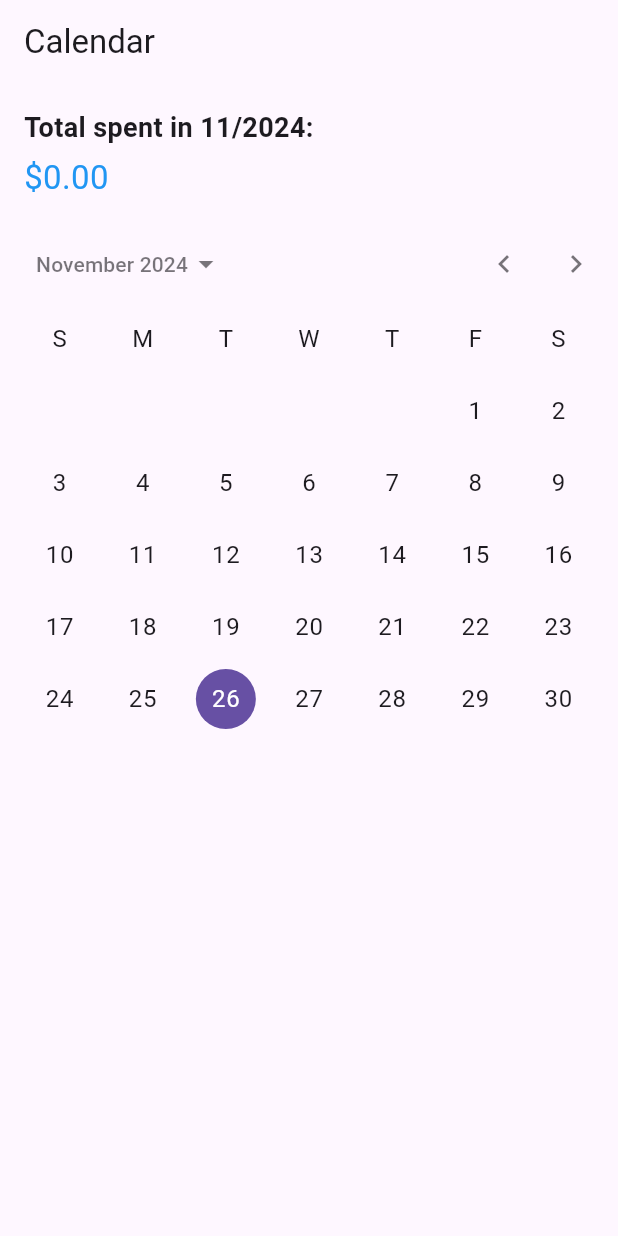
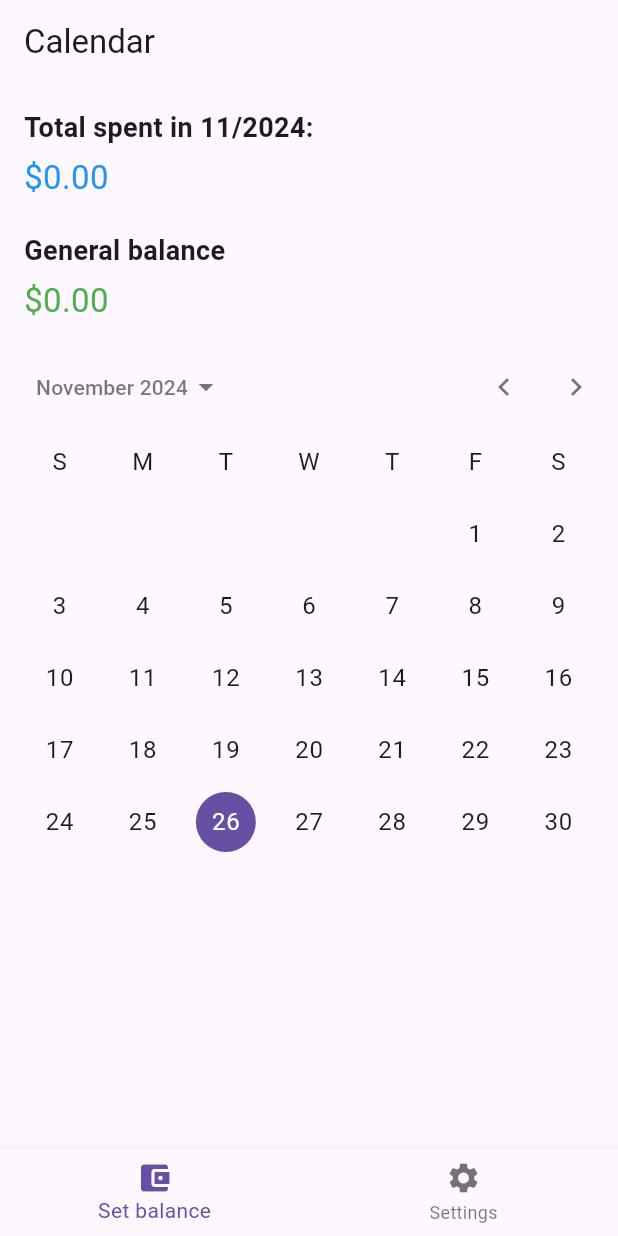
Before and after one commit to aminLuis/expense_record, a Flutter app: the screen it shows after launch, after a tap on "Get started", on a phone screen of 412 x 824 dp. Run offline on Flutter 3.47's test engine with Material 3 defaults, Android fonts, the phone set to English and light mode, and no system bars.

Commit message:
Add general balance

```diff
--- a/lib/screens/calendar_screen.dart
+++ b/lib/screens/calendar_screen.dart
@@ -12,11 +12,13 @@ class _CalendarScreenState extends State<CalendarScreen> {
   DateTime _selectedMonth = DateTime.now();
   double _monthlyTotal = 0.0;
   DateTime _selectedDate = DateTime.now();
+  double _generalBalance = 0.0;
 
   @override
   void initState() {
     super.initState();
     _loadMonthlyTotal();
+     _loadGeneralBalance();
   }
 
   void _loadMonthlyTotal() async {
@@ -31,8 +33,48 @@ class _CalendarScreenState extends State<CalendarScreen> {
     });
   }
 
+  void _loadGeneralBalance() async {
+    final balance = await FileStorage.loadGeneralBalance();
+    setState(() {
+      _generalBalance = balance;
+    });
+  }
+
+  void _setGeneralBalance(double balance) {
+    setState(() {
+      _generalBalance = balance;
+    });
+    FileStorage.saveGeneralBalance(balance);
+  }
+
+  void _showSetBalanceDialog() {
+    final TextEditingController _balanceController = TextEditingController();
+    showDialog(
+      context: context,
+      builder: (context) {
+        return AlertDialog(
+          title: Text('Set general balance'),
+          content: TextField(
+            controller: _balanceController,
+            keyboardType: TextInputType.number,
+            decoration: InputDecoration(labelText: 'Enter balance'),
+          ),
+          actions: [
+            TextButton(
+              onPressed: () {
+                final balance = double.tryParse(_balanceController.text) ?? 0.0;
+                _setGeneralBalance(balance);
+                Navigator.pop(context);
+              },
+              child: Text('Save')
+              )
+          ],
+        );
+      }
+    );
+  }
+
   void _onDateSelected(DateTime selectedDate) {
-    print('_selectedDate ${_selectedDate} < -- > selectedDate ${selectedDate}');
     if (_selectedDate.year == selectedDate.year) {
       Navigator.push(
         context,
@@ -41,6 +83,7 @@ class _CalendarScreenState extends State<CalendarScreen> {
         ),
       ).then((_) {
         _loadMonthlyTotal();
+        _loadGeneralBalance();
       });
     } else {
       setState(() {
@@ -78,6 +121,16 @@ class _CalendarScreenState extends State<CalendarScreen> {
                 Text(
                   '\$${_monthlyTotal.toStringAsFixed(2)}',
                   style: TextStyle(fontSize: 22, color: Colors.blue),
+                ),
+                SizedBox(height: 20),
+                Text(
+                  'General balance',
+                  style: TextStyle(fontSize: 18, fontWeight: FontWeight.bold),
+                ),
+                SizedBox(height: 5),
+                Text(
+                  '\$${_generalBalance.toStringAsFixed(2)}',
+                  style: TextStyle(fontSize: 22, color: Colors.green),
                 )
               ],
             ),
@@ -90,6 +143,25 @@ class _CalendarScreenState extends State<CalendarScreen> {
             )
         ],
       ),
+      bottomNavigationBar: BottomNavigationBar(
+        items: [
+          BottomNavigationBarItem(
+            icon: Icon(Icons.account_balance_wallet),
+            label: 'Set balance'
+          ),
+          BottomNavigationBarItem(
+            icon: Icon(Icons.settings),
+            label: 'Settings'
+          ),
+        ],
+        onTap: (index) {
+          if (index == 0) {
+            _showSetBalanceDialog();
+          } else if (index == 1) {
+            // Lógica futura para configuraciones adicionales
+          }
+        }
+      ),
     );
   }
 
--- a/lib/services/file_storage.dart
+++ b/lib/services/file_storage.dart
@@ -6,7 +6,12 @@ import 'package:path_provider/path_provider.dart';
 class FileStorage {
   static Future<File> _getFile() async {
     final directory = await getApplicationDocumentsDirectory();
-    return File('${directory.path}/expenses.json');
+    return File('${directory!.path}/expenses.json');
+  }
+
+  static Future<File> _getBalanceFile() async {
+    final directory = await getApplicationDocumentsDirectory();
+    return File('${directory!.path}/general_balance.json');
   }
 
   static Future<List<Expense>> loadExpenses() async {
@@ -27,4 +32,20 @@ class FileStorage {
     await file.writeAsString(contents);
   }
 
+  static Future<double> loadGeneralBalance() async {
+    try {
+      final file = await _getBalanceFile();
+      if (!file.existsSync()) return 0.0;
+      final contents = await file.readAsString();
+      return double.parse(contents);
+    } catch (e) {
+      return 0.0;
+    }
+  }
+
+  static Future<void> saveGeneralBalance(double balance) async {
+    final file = await _getBalanceFile();
+    await file.writeAsString(balance.toString());
+  }
+
 }
```
Also changed, not shown: lib/screens/expense_form_screen.dart (+14 -0 lines).
